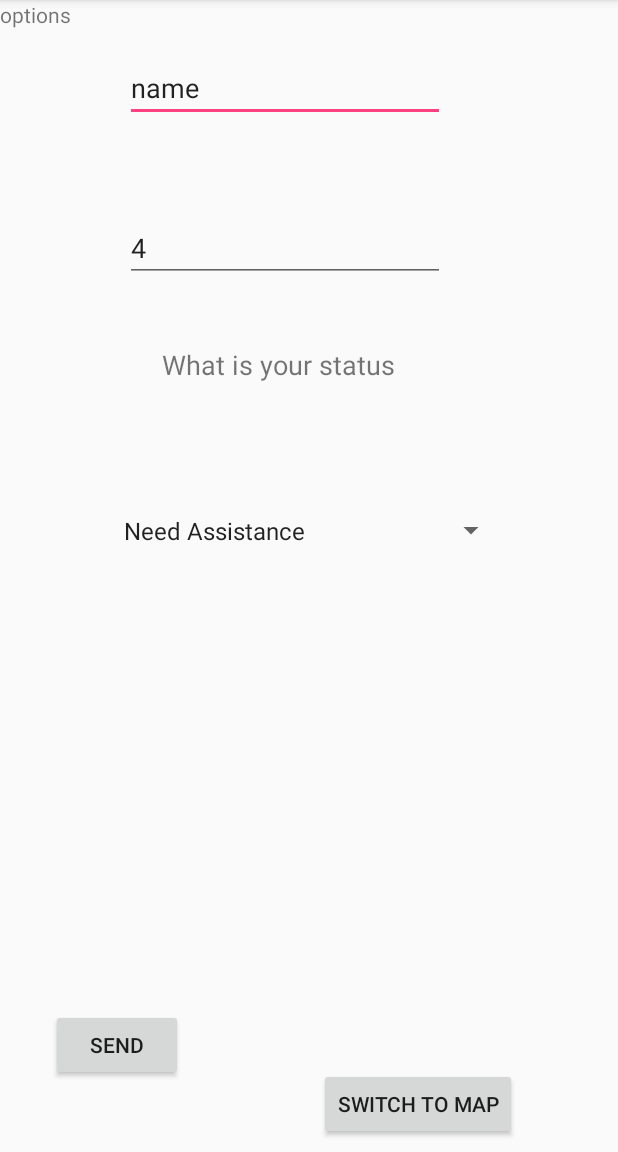
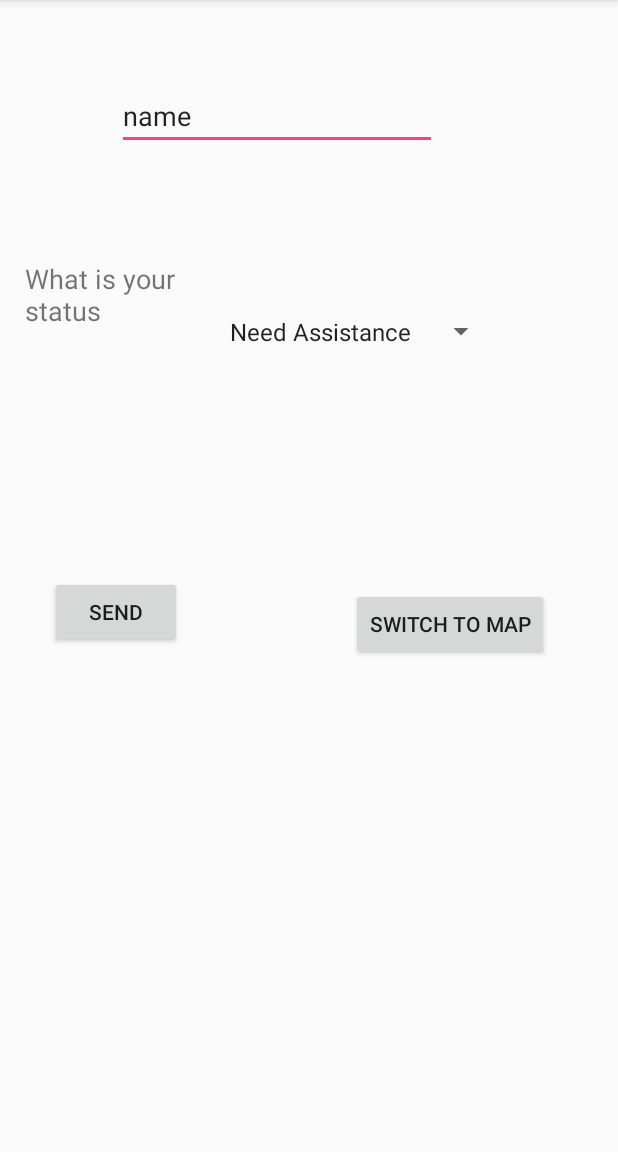
Before and after one commit to d3bird/Beacon-of-light, an Android app: the screen it shows after launch (MainActivity), on a phone screen of 412 x 824 dp, the part 84-1236 px from its top. Run offline under Robolectric (Android 15) with nearby library versions, the phone set to English and light mode, and no system bars; our stand-ins replace Firebase (no records; nobody signed in at launch, a user with empty details on screens opened directly).

Commit message:
fixed drop down scott

```diff
--- a/FirebaseTest/app/src/main/java/com/example/firebasetest/MainActivity.java
+++ b/FirebaseTest/app/src/main/java/com/example/firebasetest/MainActivity.java
@@ -27,21 +27,14 @@ import com.google.firebase.database.DatabaseReference;
 import com.google.firebase.database.FirebaseDatabase;
 
 
-public class MainActivity extends AppCompatActivity {
+public class MainActivity extends AppCompatActivity implements AdapterView.OnItemSelectedListener {
 
     String ID = "";
     String GPS = "";
-    int status = 0;
+    int status ;
     int priority = 0;
 
     public EditText user;
-    public EditText userstatus;
-    public TextView gpsstring;
-
-
-
-
-
 
     @Override
     protected void onCreate(Bundle savedInstanceState) {
@@ -49,26 +42,23 @@ public class MainActivity extends AppCompatActivity {
         setContentView(R.layout.activity_main);
 
         user = findViewById(R.id.name);
-        userstatus = findViewById(R.id.personstatus);
 
-      //  gpsstring = findViewById(R.id.GPStext);
+
+
 
         Spinner spinner = (Spinner) findViewById(R.id.spinner);
-// Create an ArrayAdapter using the string array and a default spinner layout
         ArrayAdapter<CharSequence> adapter = ArrayAdapter.createFromResource(this,
                 R.array.options, android.R.layout.simple_spinner_item);
-// Specify the layout to use when the list of choices appears
         adapter.setDropDownViewResource(android.R.layout.simple_spinner_dropdown_item);
-// Apply the adapter to the spinner
         spinner.setAdapter(adapter);
 
-
+        spinner.setOnItemSelectedListener(this);
     }
 
     public void onItemSelected(AdapterView<?> parent, View view,
                                int pos, long id) {
-        // An item was selected. You can retrieve the selected item using
-        // parent.getItemAtPosition(pos)
+        status = pos;
+
     }
 
     public void onNothingSelected(AdapterView<?> parent) {
@@ -78,11 +68,7 @@ public class MainActivity extends AppCompatActivity {
 
     public void sendinfo(View view) {//sends to firebase
         ID = user.getText().toString();
-        if(userstatus.getText().toString()==""){
-            status =2;
-        }else {
-            status = Integer.valueOf(userstatus.getText().toString());
-        }
+
         getgetGPS();
         Entry waffles = new Entry(ID, GPS,status);
 
--- a/FirebaseTest/app/src/main/res/layout/activity_main.xml
+++ b/FirebaseTest/app/src/main/res/layout/activity_main.xml
@@ -18,10 +18,10 @@
         android:text="send"
         app:layout_constraintBottom_toBottomOf="parent"
         app:layout_constraintEnd_toEndOf="parent"
-        app:layout_constraintHorizontal_bias="0.085"
+        app:layout_constraintHorizontal_bias="0.082"
         app:layout_constraintStart_toStartOf="parent"
         app:layout_constraintTop_toTopOf="parent"
-        app:layout_constraintVertical_bias="0.944" />
+        app:layout_constraintVertical_bias="0.534" />
 
     <EditText
         android:id="@+id/name"
@@ -36,80 +36,62 @@
         android:text="name"
         app:layout_constraintBottom_toBottomOf="parent"
         app:layout_constraintEnd_toEndOf="parent"
-        app:layout_constraintHorizontal_bias="0.411"
+        app:layout_constraintHorizontal_bias="0.385"
         app:layout_constraintStart_toStartOf="parent"
         app:layout_constraintTop_toTopOf="parent"
-        app:layout_constraintVertical_bias="0.04" />
-
-    <EditText
-        android:id="@+id/personstatus"
-        android:layout_width="wrap_content"
-        android:layout_height="wrap_content"
-        android:layout_marginBottom="8dp"
-        android:layout_marginEnd="8dp"
-        android:layout_marginStart="8dp"
-        android:layout_marginTop="8dp"
-        android:ems="10"
-        android:inputType="number"
-        android:text="4"
-        app:layout_constraintBottom_toBottomOf="parent"
-        app:layout_constraintEnd_toEndOf="parent"
-        app:layout_constraintHorizontal_bias="0.411"
-        app:layout_constraintStart_toStartOf="parent"
-        app:layout_constraintTop_toTopOf="parent"
-        app:layout_constraintVertical_bias="0.191" />
+        app:layout_constraintVertical_bias="0.066" />
 
 
     <Button
         android:id="@+id/buttonmap"
         android:layout_width="wrap_content"
         android:layout_height="wrap_content"
-        android:layout_marginBottom="8dp"
+        android:layout_marginBottom="32dp"
         android:layout_marginEnd="8dp"
         android:layout_marginStart="8dp"
+        android:layout_marginTop="8dp"
         android:onClick="switchtomap"
         android:text="switch to map"
         app:layout_constraintBottom_toBottomOf="parent"
         app:layout_constraintEnd_toEndOf="parent"
-        app:layout_constraintHorizontal_bias="0.582"
-        app:layout_constraintStart_toEndOf="@+id/send" />
+        app:layout_constraintHorizontal_bias="0.732"
+        app:layout_constraintStart_toEndOf="@+id/send"
+        app:layout_constraintTop_toTopOf="parent"
+        app:layout_constraintVertical_bias="0.565" />
 
     <Spinner
         android:id="@+id/spinner"
-        android:layout_width="263dp"
-        android:layout_height="83dp"
+        android:layout_width="186dp"
+        android:layout_height="58dp"
         android:layout_marginBottom="8dp"
         android:layout_marginEnd="8dp"
         android:layout_marginStart="8dp"
         android:layout_marginTop="8dp"
         app:layout_constraintBottom_toBottomOf="parent"
         app:layout_constraintEnd_toEndOf="parent"
-        app:layout_constraintHorizontal_bias="0.504"
-        app:layout_constraintStart_toStartOf="parent"
-        app:layout_constraintTop_toBottomOf="@+id/personstatus"
-        app:layout_constraintVertical_bias="0.242" />
+        app:layout_constraintHorizontal_bias="0.19"
+        app:layout_constraintStart_toEndOf="@+id/textView"
+        app:layout_constraintTop_toTopOf="parent"
+        app:layout_constraintVertical_bias="0.265" />
 
     <TextView
         android:id="@+id/textView"
-        android:layout_width="196dp"
-        android:layout_height="39dp"
+        android:layout_width="103dp"
+        android:layout_height="95dp"
         android:layout_marginBottom="8dp"
         android:layout_marginEnd="8dp"
         android:layout_marginStart="8dp"
         android:layout_marginTop="8dp"
         android:text="What is your status"
+
         android:textSize="18dp"
-        app:layout_constraintBottom_toTopOf="@+id/spinner"
+        app:layout_constraintBottom_toBottomOf="parent"
         app:layout_constraintEnd_toEndOf="parent"
+        app:layout_constraintHorizontal_bias="0.03"
         app:layout_constraintStart_toStartOf="parent"
-        app:layout_constraintTop_toBottomOf="@+id/personstatus" />
+        app:layout_constraintTop_toTopOf="parent"
+        app:layout_constraintVertical_bias="0.252" />
 
-    <TextView
-        android:id="@+id/textView2"
-        android:layout_width="wrap_content"
-        android:layout_height="wrap_content"
-        android:text="options"
-        tools:layout_editor_absoluteX="475dp"
-        tools:layout_editor_absoluteY="280dp" />
+
 
 </android.support.constraint.ConstraintLayout>
```
